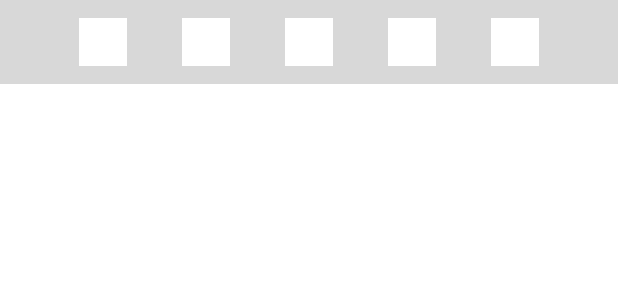
After one commit to mym0404/Pick-Place-Android, an Android app: the layout popup_review_emotion.xml on its own in the app's theme, with its tools: preview values and no code run, on a phone screen of 412 x 824 dp. The commit adds this screen. Shown: the top 300 px of the screen. Run offline under Robolectric (Android 15) with nearby library versions, the phone set to English and light mode, and no system bars.

Commit message:
review emotion popup window 구현

```diff
--- a/app/src/main/kotlin/korea/seoul/pickple/data/repository/FakeReviewRepository.kt
+++ b/app/src/main/kotlin/korea/seoul/pickple/data/repository/FakeReviewRepository.kt
@@ -18,7 +18,7 @@ class FakeReviewRepository : ReviewRepository {
                 commenter = listOf(
                     "승민이", "수민이", "명주이", "소민이", "볼드모트"
                 ).random(),
-                emotion = Review.Emotion.DEFAULT
+                emotion = Review.Emotion.EMOTION1
             )
     }
 
--- a/app/src/main/kotlin/korea/seoul/pickple/ui/course/intro/review/BindingAdapter.kt
+++ b/app/src/main/kotlin/korea/seoul/pickple/ui/course/intro/review/BindingAdapter.kt
@@ -1,5 +1,6 @@
 package korea.seoul.pickple.ui.course.intro.review
 
+import android.widget.ImageView
 import androidx.databinding.BindingAdapter
 import androidx.recyclerview.widget.RecyclerView
 import korea.seoul.pickple.data.entity.Review
@@ -11,3 +12,8 @@ fun RecyclerView.setViewItem(list: List<Review>?) {
         notifyDataSetChanged()
     }
 }
+
+@BindingAdapter("imageDrawableId")
+fun ImageView.setImageDrawable(id: Int) {
+    this.setImageResource(id)
+}
--- a/app/src/main/res/layout/fragment_review.xml
+++ b/app/src/main/res/layout/fragment_review.xml
@@ -64,7 +64,7 @@
                 android:layout_marginTop="22dp"
                 app:layout_constraintStart_toStartOf="@+id/btnSelectEmotion"
                 app:layout_constraintTop_toTopOf="@+id/btnSelectEmotion"
-                android:src="#bcbcbc"
+                imageDrawableId="@{courseIntroViewModel.currentEmotion.toDrawableResourceId()}"
                 />
 
             <com.google.android.material.textfield.TextInputLayout
--- a/app/src/main/res/layout/item_review.xml
+++ b/app/src/main/res/layout/item_review.xml
@@ -20,7 +20,7 @@
             android:layout_height="24dp"
             android:layout_marginStart="20dp"
             android:layout_marginTop="20dp"
-            android:src="@{review.emotion.toDrawableResoureId()}"
+            imageDrawableId="@{review.emotion.toDrawableResourceId()}"
             app:layout_constraintStart_toStartOf="parent"
             app:layout_constraintTop_toTopOf="parent" />
 
--- /dev/null
+++ b/app/src/main/res/layout/popup_review_emotion.xml
@@ -0,0 +1,81 @@
+<?xml version="1.0" encoding="utf-8"?>
+<androidx.constraintlayout.widget.ConstraintLayout xmlns:android="http://schemas.android.com/apk/res/android"
+    xmlns:app="http://schemas.android.com/apk/res-auto"
+    xmlns:tools="http://schemas.android.com/tools"
+    android:layout_width="match_parent"
+    android:layout_height="wrap_content"
+    android:background="#d8d8d8"
+    android:orientation="horizontal">
+
+    <ImageView
+        android:id="@+id/btnEmotion1"
+        android:layout_width="32dp"
+        android:layout_height="32dp"
+        android:layout_marginTop="12dp"
+        android:layout_marginBottom="12dp"
+        app:layout_constraintBottom_toBottomOf="parent"
+        app:layout_constraintEnd_toStartOf="@+id/btnEmotion2"
+        app:layout_constraintHorizontal_bias="0.5"
+        app:layout_constraintStart_toStartOf="@+id/guideline4"
+        app:layout_constraintTop_toTopOf="parent"
+        tools:src="@color/colorWhite" />
+
+    <ImageView
+        android:id="@+id/btnEmotion2"
+        android:layout_width="32dp"
+        android:layout_height="32dp"
+        app:layout_constraintBottom_toBottomOf="@+id/btnEmotion1"
+        app:layout_constraintEnd_toStartOf="@+id/btnEmotion3"
+        app:layout_constraintHorizontal_bias="0.5"
+        app:layout_constraintStart_toEndOf="@+id/btnEmotion1"
+        app:layout_constraintTop_toTopOf="@+id/btnEmotion1"
+        tools:src="@color/colorWhite" />
+
+    <ImageView
+        android:id="@+id/btnEmotion3"
+        android:layout_width="32dp"
+        android:layout_height="32dp"
+        app:layout_constraintBottom_toBottomOf="@+id/btnEmotion2"
+        app:layout_constraintEnd_toStartOf="@+id/btnEmotion4"
+        app:layout_constraintHorizontal_bias="0.5"
+        app:layout_constraintStart_toEndOf="@+id/btnEmotion2"
+        app:layout_constraintTop_toTopOf="@+id/btnEmotion2"
+        tools:src="@color/colorWhite" />
+
+    <ImageView
+        android:id="@+id/btnEmotion4"
+        android:layout_width="32dp"
+        android:layout_height="32dp"
+        app:layout_constraintBottom_toBottomOf="@+id/btnEmotion3"
+        app:layout_constraintEnd_toStartOf="@+id/btnEmotion5"
+        app:layout_constraintHorizontal_bias="0.5"
+        app:layout_constraintStart_toEndOf="@+id/btnEmotion3"
+        app:layout_constraintTop_toTopOf="@+id/btnEmotion3"
+        tools:src="@color/colorWhite" />
+
+    <ImageView
+        android:id="@+id/btnEmotion5"
+        android:layout_width="32dp"
+        android:layout_height="32dp"
+        app:layout_constraintBottom_toBottomOf="@+id/btnEmotion4"
+        app:layout_constraintEnd_toStartOf="@+id/guideline5"
+        app:layout_constraintHorizontal_bias="0.5"
+        app:layout_constraintStart_toEndOf="@+id/btnEmotion4"
+        app:layout_constraintTop_toTopOf="@+id/btnEmotion4"
+        app:layout_constraintVertical_bias="0.0"
+        tools:src="@color/colorWhite" />
+
+    <androidx.constraintlayout.widget.Guideline
+        android:id="@+id/guideline4"
+        android:layout_width="wrap_content"
+        android:layout_height="wrap_content"
+        android:orientation="vertical"
+        app:layout_constraintGuide_begin="16dp" />
+
+    <androidx.constraintlayout.widget.Guideline
+        android:id="@+id/guideline5"
+        android:layout_width="wrap_content"
+        android:layout_height="wrap_content"
+        android:orientation="vertical"
+        app:layout_constraintGuide_end="16dp" />
+</androidx.constraintlayout.widget.ConstraintLayout>
```
Also changed, not shown: app/src/main/kotlin/korea/seoul/pickple/data/entity/Review.kt (+16 -3 lines), app/src/main/kotlin/korea/seoul/pickple/ui/course/intro/CourseIntroViewModel.kt (+17 -0 lines), app/src/main/kotlin/korea/seoul/pickple/ui/course/intro/review/EmotionPopUpAdapter.kt (added, +23 -0 lines), app/src/main/kotlin/korea/seoul/pickple/ui/course/intro/review/ReviewFragment.kt (+46 -5 lines).
